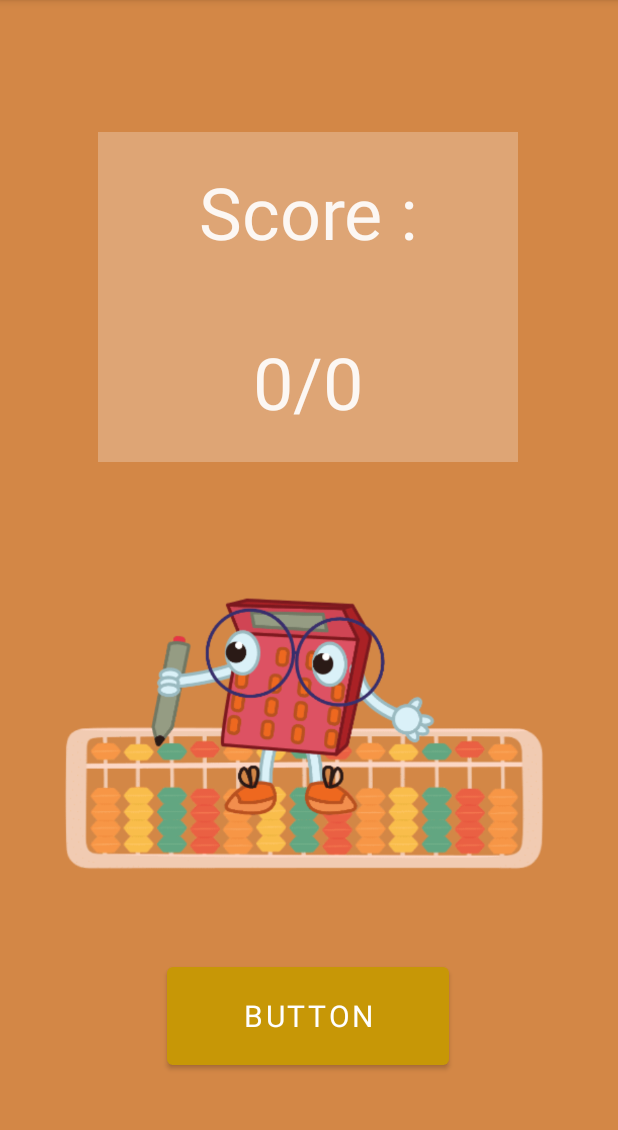
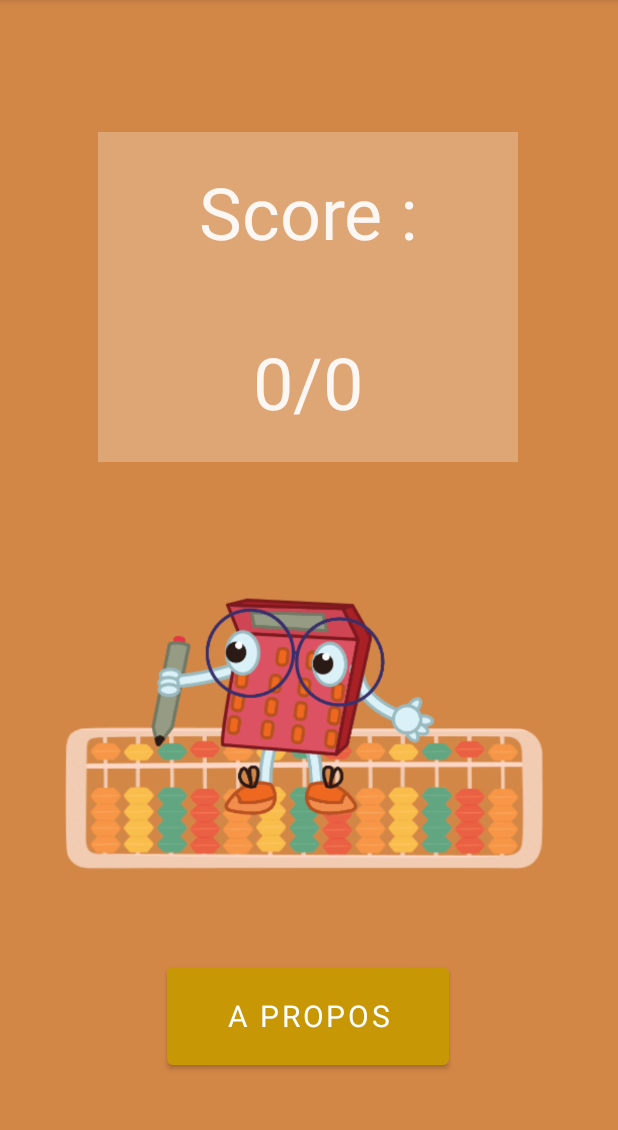
Before and after one commit to St3ph4n1e/Calcullo, an Android app: the ResultActivity screen opened directly, with no data from a screen before it, on a phone screen of 412 x 824 dp, the part 84-1214 px from its top. Run offline under Robolectric (Android 15) with nearby library versions, the light colour scheme and no system bars; Roboto replaces fonts that are not available here.

```diff
--- a/app/src/main/java/com/example/calcullo/ResultActivity.java
+++ b/app/src/main/java/com/example/calcullo/ResultActivity.java
@@ -4,6 +4,7 @@ import androidx.appcompat.app.AppCompatActivity;
 
 import android.content.Intent;
 import android.os.Bundle;
+import android.widget.Button;
 import android.widget.TextView;
 
 public class ResultActivity extends AppCompatActivity {
@@ -11,17 +12,20 @@ public class ResultActivity extends AppCompatActivity {
     int result;
     int size;
     TextView resultTextView;
+    Button resultButton;
 
     @Override
     protected void onCreate(Bundle savedInstanceState) {
         super.onCreate(savedInstanceState);
         setContentView(R.layout.activity_result);
 
+        resultButton = findViewById(R.id.resultButton);
         resultTextView = findViewById(R.id.resultTextView);
         Intent srcIntent = getIntent();
         result = srcIntent.getIntExtra("resultats",0);
         size = srcIntent.getIntExtra("size",0);
+        String score = "Score :\n \n" +result + "/" + size;
 
-        resultTextView.setText( "Score :\n \n" +result + "/" + size);
+        resultTextView.setText(score);
     }
 }
--- a/app/src/main/res/layout/activity_result.xml
+++ b/app/src/main/res/layout/activity_result.xml
@@ -42,7 +42,7 @@
         android:layout_height="77dp"
         android:layout_marginBottom="52dp"
         android:fontFamily="@font/bungee_inline"
-        android:text="Button"
+        android:text="A propos"
         android:textSize="20sp"
         app:layout_constraintBottom_toBottomOf="parent"
         app:layout_constraintEnd_toEndOf="@+id/resultImageView"
```
Also changed, not shown: app/src/main/java/com/example/calcullo/CalculGenerator.java (+4 -4 lines).
